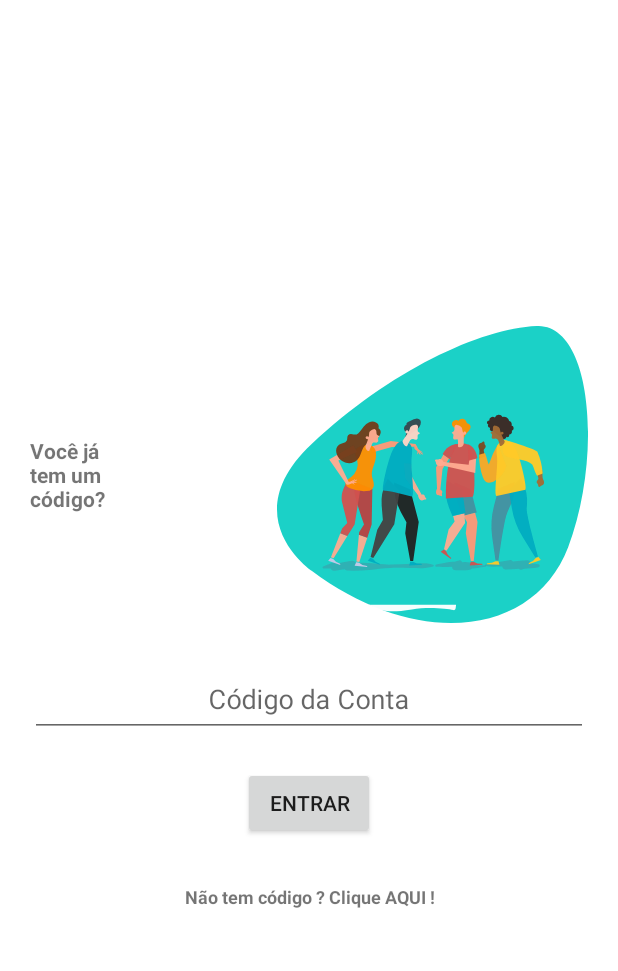
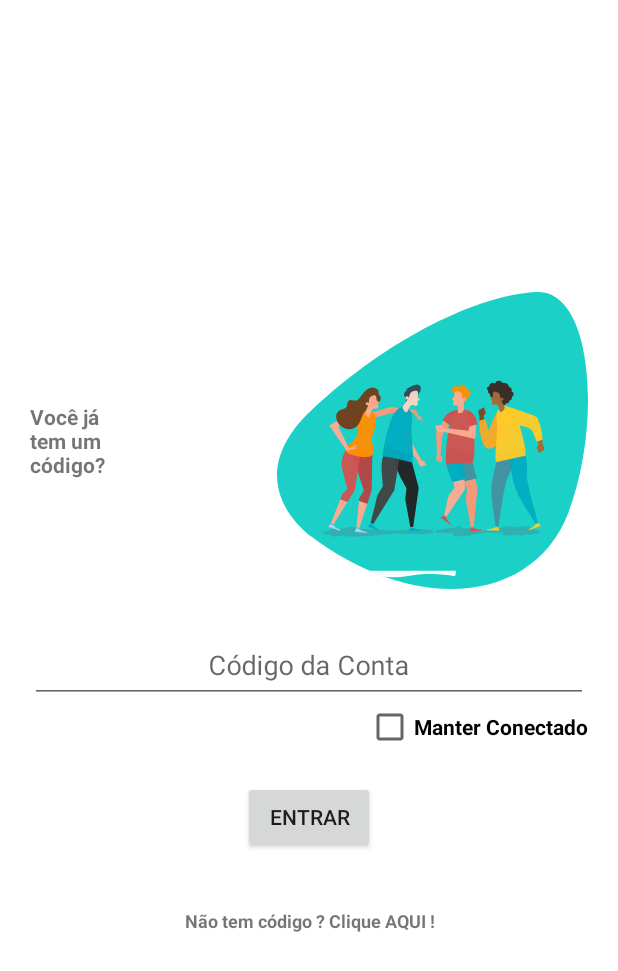
Before and after one commit to lostcrixxx/AppCasalEmCasa, an Android app: the screen it shows after launch (LoginActivity), on a phone screen of 412 x 824 dp. Shown: the top 971 px of the screen. Run offline under Robolectric (Android 15) with nearby library versions, the phone set to English and light mode, and no system bars; plain views replace CircularProgressButton.

Commit message:
save status login

```diff
--- a/app/src/main/java/br/com/envolvedesenvolve/casalemcasa/MainActivity.java
+++ b/app/src/main/java/br/com/envolvedesenvolve/casalemcasa/MainActivity.java
@@ -125,6 +125,10 @@ public class MainActivity extends AppCompatActivity {
 //            editNameDialogFragment.show(fm, "fragment_edit_name");
 //                break;
             case R.id.action_logoff:
+                prefs = getSharedPreferences("login", Context.MODE_PRIVATE);
+                SharedPreferences.Editor ed = prefs.edit();
+                ed.putBoolean("statusPrefs", false);
+                ed.commit();
                 onBackPressed();
                 break;
             case R.id.action_about:
--- a/app/src/main/java/br/com/envolvedesenvolve/casalemcasa/SplashActivity.java
+++ b/app/src/main/java/br/com/envolvedesenvolve/casalemcasa/SplashActivity.java
@@ -2,21 +2,35 @@ package br.com.envolvedesenvolve.casalemcasa;
 
 import androidx.appcompat.app.AppCompatActivity;
 
+import android.content.Context;
 import android.content.Intent;
+import android.content.SharedPreferences;
 import android.os.Bundle;
 import android.os.Handler;
 
+/**
+ * Created by Cristiano M. on 09/02/2020
+ * Modified by Cristiano M. on 09/02/2020
+ */
+
 public class SplashActivity extends AppCompatActivity {
 
+    boolean statusLogin;
     Handler handler;
+    SharedPreferences prefs;
 
     @Override
     protected void onCreate(Bundle savedInstanceState) {
         super.onCreate(savedInstanceState);
         setContentView(R.layout.activity_splash);
 
+        prefs = getSharedPreferences("login", Context.MODE_PRIVATE);
+        statusLogin = prefs.getBoolean("statusPrefs", false);
+
+        if(statusLogin) {
+            startActivity(new Intent(SplashActivity.this, MainActivity.class));
+        } else {
             handler = new Handler();
-
             handler.postDelayed(new Runnable() {
                 @Override
                 public void run() {
@@ -27,3 +41,4 @@ public class SplashActivity extends AppCompatActivity {
             }, 3000);
         }
     }
+}
--- a/app/src/main/res/layout/activity_login.xml
+++ b/app/src/main/res/layout/activity_login.xml
@@ -83,6 +83,18 @@
                     android:inputType="textPassword"/>
             </com.google.android.material.textfield.TextInputLayout>
 
+        <LinearLayout
+            android:layout_width="match_parent"
+            android:layout_height="wrap_content"
+            android:gravity="end">
+
+            <CheckBox
+                android:id="@+id/chkLogin"
+                style="@style/viewParent.headerText.NoMode"
+                android:layout_width="wrap_content"
+                android:layout_height="wrap_content"
+                android:text="Manter Conectado" />
+        </LinearLayout>
 <!--            <TextView-->
 <!--                style="@style/viewParent"-->
 <!--                android:text="Esqueceu a senha ?"-->
@@ -128,7 +140,7 @@
 
             <LinearLayout
                 android:layout_width="match_parent"
-                android:layout_height="wrap_content"
+                android:layout_height="30dp"
                 android:weightSum="12"
                 android:gravity="center"
                 android:layout_marginTop="30dp">
```
Also changed, not shown: app/src/main/java/br/com/envolvedesenvolve/casalemcasa/LoginActivity.java (+9 -0 lines). Lines whose indentation alone changed are shown as unchanged.
